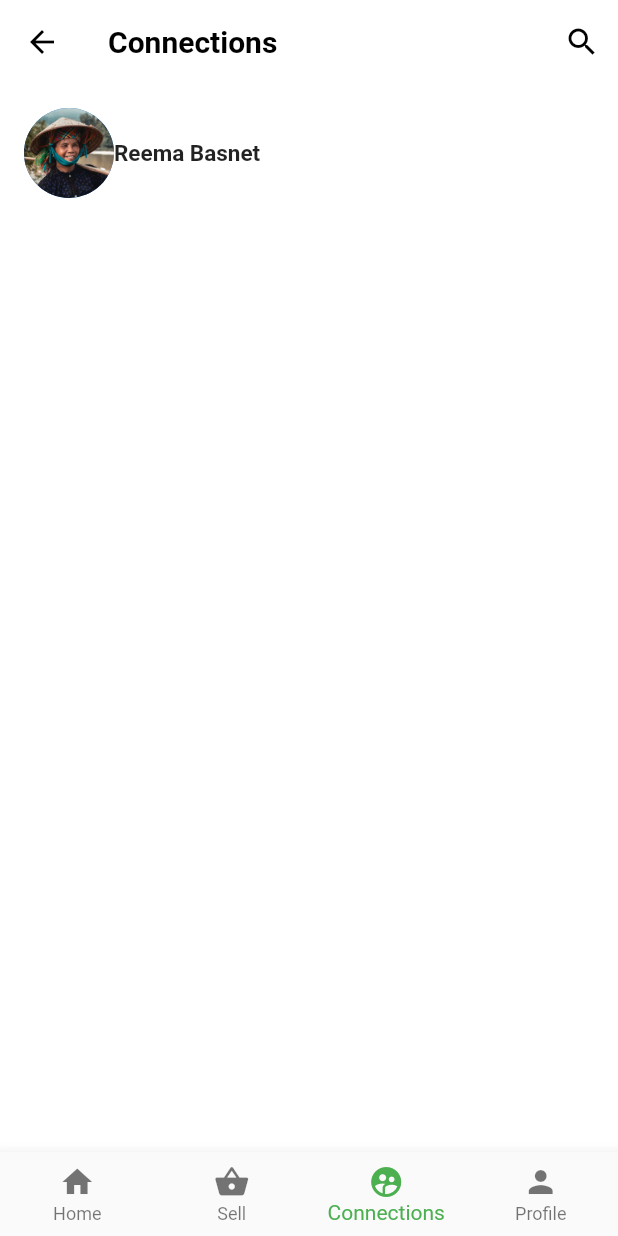
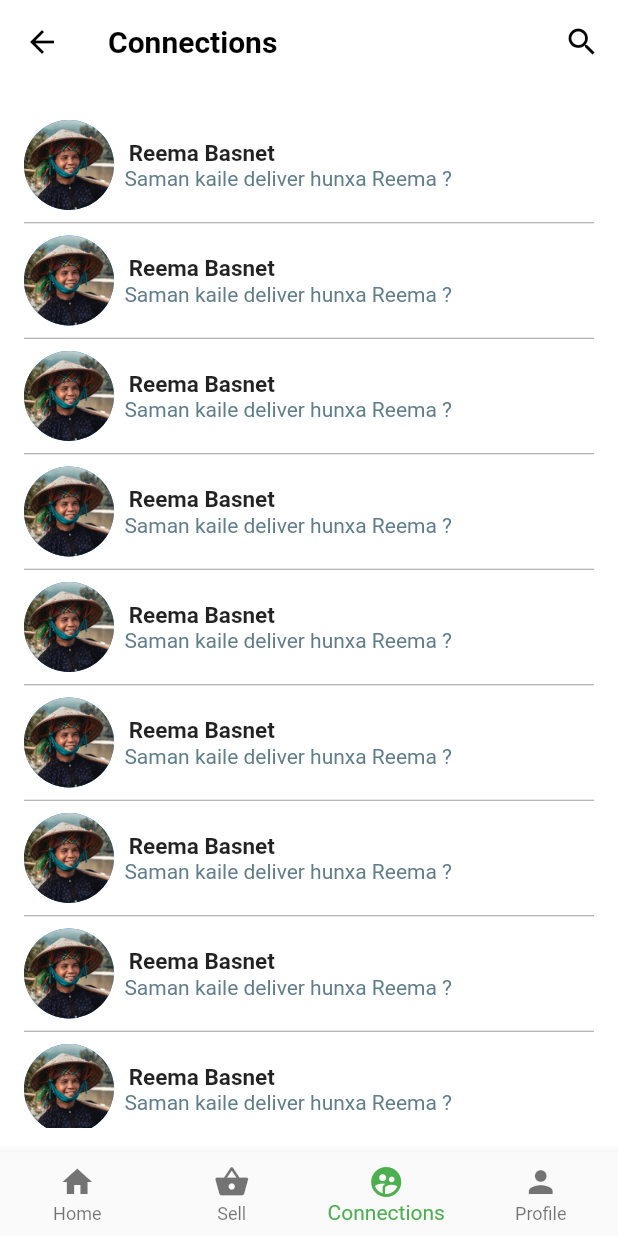
Before and after one commit to khadkabindu/agroApp, a Flutter app: the screen it shows after launch, item 3 of the bottom bar chosen, on a phone screen of 412 x 824 dp. Run offline on Flutter 3.47's test engine with Material 2 defaults, Android fonts, the phone set to English and light mode, and no system bars; our stand-ins replace google_maps_flutter; missing offline and left inert: flappy_search_bar, google_maps_place_picker.

Commit message:
added connections

```diff
--- a/lib/connections.dart
+++ b/lib/connections.dart
@@ -1,20 +1,22 @@
-
 import 'package:flutter/cupertino.dart';
 import 'package:flutter/material.dart';
 
-class Connections extends StatefulWidget{
+class Connections extends StatefulWidget {
   @override
   _Connections createState() => _Connections();
 }
 
-class _Connections extends State<Connections>{
+class _Connections extends State<Connections> {
   @override
   Widget build(BuildContext context) {
     return MaterialApp(
       home: Scaffold(
         backgroundColor: Colors.white,
         appBar: AppBar(
-          title: Text('Connections',style: TextStyle(fontWeight: FontWeight.bold,color: Colors.black),),
+          title: Text(
+            'Connections',
+            style: TextStyle(fontWeight: FontWeight.bold, color: Colors.black),
+          ),
           elevation: 0.0,
           backgroundColor: Colors.white,
           leading: IconButton(
@@ -27,16 +29,23 @@ class _Connections extends State<Connections>{
             IconButton(
                 color: Colors.black,
                 icon: Icon(Icons.search),
-                onPressed: () {
-
-                }),
+                onPressed: () {}),
           ],
         ),
         body: Padding(
           padding: EdgeInsets.all(16.0),
+          child: ListView.separated(
+              scrollDirection: Axis.vertical,
+              itemCount: 10,
+              separatorBuilder: (context, index) => Divider(
+                    height: 1,
+                    color: Colors.grey,
+                  ),
+              itemBuilder: (context, index) {
+                return Container(
+                  padding: const EdgeInsets.symmetric(vertical: 8,),
                   child: Column(
                     children: <Widget>[
-
                       Row(
                         children: <Widget>[
                           CircleAvatar(
@@ -44,18 +53,26 @@ class _Connections extends State<Connections>{
                             backgroundImage:
                                 AssetImage('images/woman farmer.jpg'),
                           ),
+                          Column(
+                            children: <Widget>[
                               Text(
-                    'Reema Basnet',
+                                'Reema Basnet                             ',
                                 style: TextStyle(
                                     fontWeight: FontWeight.bold,
                                     fontSize: 15.0),
                               ),
+                              Text(
+                                '  Saman kaile deliver hunxa Reema ?',
+                                style: TextStyle(color: Colors.blueGrey),
+                              ),
                             ],
                           ),
-
-
                         ],
                       ),
+                    ],
+                  ),
+                );
+              }),
         ),
       ),
     );
```
Also changed, not shown: lib/Profile.dart (added). Lines whose indentation alone changed are shown as unchanged.
